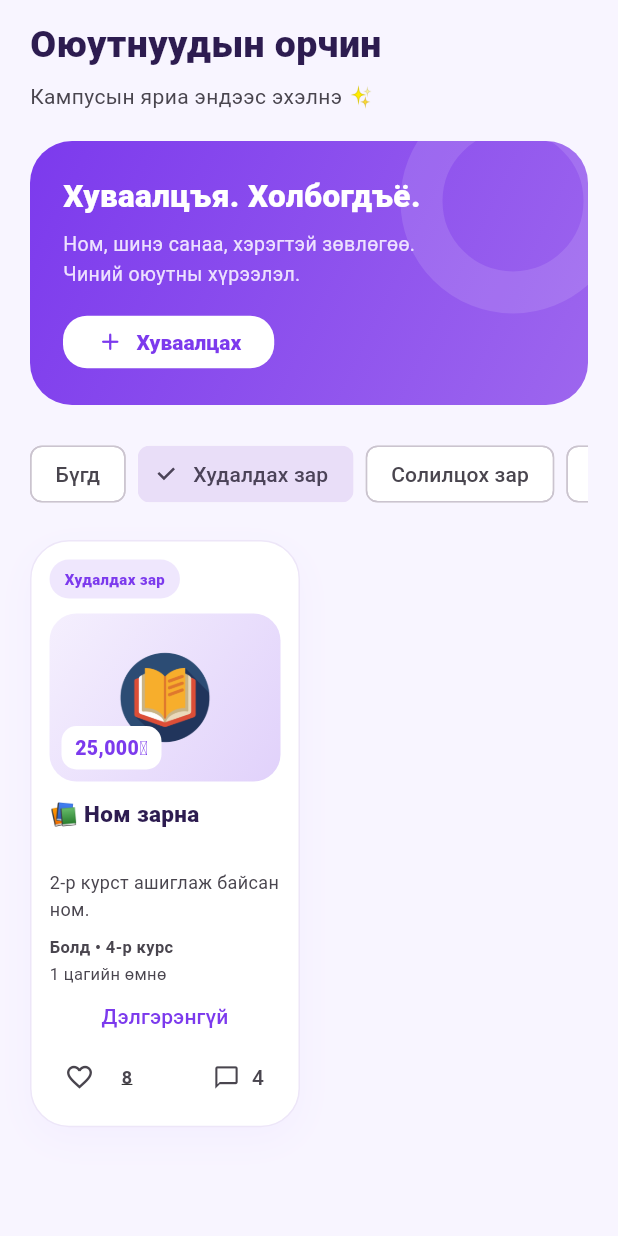
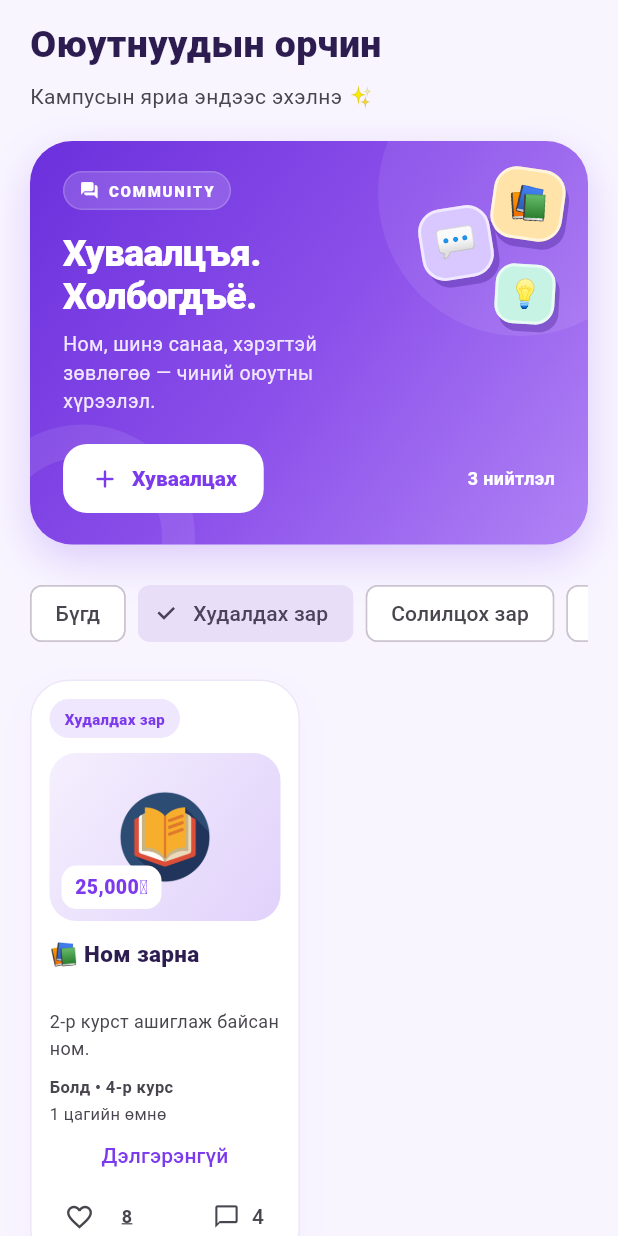
Before and after one commit to Gundegmaaa/OyutniiMedeelelSoliltsohApp, a Flutter app: the CommunityScreen widget shown alone on an empty page, opened directly, after a tap on "Худалдах зар", on a phone screen of 412 x 824 dp. Run offline on Flutter 3.47's test engine with Material 3 defaults, Android fonts, the phone set to English and light mode, and no system bars; our stand-ins replace image_picker, shared_preferences; accounts and stored records are empty; network calls fail.

Commit message:
Redesign community banner and drop the own-course chip label
Co-Authored-By: Claude Fable 5.2 <noreply@anthropic.com>

```diff
--- a/frontend/lib/screens/community_screen.dart
+++ b/frontend/lib/screens/community_screen.dart
@@ -191,7 +191,10 @@ class CommunityScreenState extends State<CommunityScreen> {
           ),
         ),
         const SizedBox(height: 20),
-        _CommunityBanner(onCreate: createPost),
+        _CommunityBanner(
+          onCreate: createPost,
+          postCount: posts.where((p) => p.visibleTo(widget.userCourse)).length,
+        ),
         const SizedBox(height: 22),
         SingleChildScrollView(
           scrollDirection: Axis.horizontal,
@@ -267,8 +270,9 @@ class CommunityScreenState extends State<CommunityScreen> {
 }
 
 class _CommunityBanner extends StatelessWidget {
-  const _CommunityBanner({required this.onCreate});
+  const _CommunityBanner({required this.onCreate, required this.postCount});
   final VoidCallback onCreate;
+  final int postCount;
 
   @override
   Widget build(BuildContext context) => Container(
@@ -278,63 +282,228 @@ class _CommunityBanner extends StatelessWidget {
       gradient: const LinearGradient(
         begin: Alignment.topLeft,
         end: Alignment.bottomRight,
-        colors: [AppColors.purple, Color(0xFF9D66EE)],
+        colors: [Color(0xFF6B30DC), Color(0xFF8B4FEA), Color(0xFFB083F5)],
       ),
+      boxShadow: [
+        BoxShadow(
+          color: AppColors.purple.withValues(alpha: .22),
+          blurRadius: 24,
+          offset: const Offset(0, 10),
+        ),
+      ],
     ),
     child: Stack(
       children: [
+        // Soft shapes behind the content.
         Positioned(
-          right: -25,
-          top: -35,
+          right: -50,
+          top: -60,
+          child: Container(
+            width: 190,
+            height: 190,
+            decoration: BoxDecoration(
+              shape: BoxShape.circle,
+              color: Colors.white.withValues(alpha: .08),
+            ),
+          ),
+        ),
+        Positioned(
+          left: -40,
+          bottom: -70,
           child: Container(
             width: 150,
             height: 150,
             decoration: BoxDecoration(
               shape: BoxShape.circle,
               border: Border.all(
-                color: Colors.white.withValues(alpha: .12),
-                width: 28,
+                color: Colors.white.withValues(alpha: .09),
+                width: 22,
+              ),
+            ),
+          ),
+        ),
+        // What students share here: books, questions, ideas.
+        const Positioned(
+          right: 16,
+          top: 18,
+          child: ExcludeSemantics(
+            child: SizedBox(
+              width: 96,
+              height: 104,
+              child: Stack(
+                children: [
+                  Positioned(
+                    right: 0,
+                    top: 0,
+                    child: _BannerTile(
+                      symbol: '📚',
+                      angle: .14,
+                      color: Color(0xFFFFE3A8),
+                    ),
+                  ),
+                  Positioned(
+                    left: 0,
+                    top: 26,
+                    child: _BannerTile(
+                      symbol: '💬',
+                      angle: -.16,
+                      color: Color(0xFFD9C8FF),
+                    ),
+                  ),
+                  Positioned(
+                    right: 6,
+                    bottom: 0,
+                    child: _BannerTile(
+                      symbol: '💡',
+                      angle: .06,
+                      color: Color(0xFFC6F3E4),
+                      size: 40,
+                    ),
+                  ),
+                ],
               ),
             ),
           ),
         ),
         Padding(
-          padding: const EdgeInsets.all(22),
+          padding: const EdgeInsets.fromLTRB(22, 20, 22, 20),
           child: Column(
             crossAxisAlignment: CrossAxisAlignment.start,
             children: [
-              const Text(
-                'Хуваалцъя. Холбогдъё.',
+              Container(
+                padding: const EdgeInsets.symmetric(
+                  horizontal: 10,
+                  vertical: 5,
+                ),
+                decoration: BoxDecoration(
+                  color: Colors.white.withValues(alpha: .16),
+                  borderRadius: BorderRadius.circular(20),
+                  border: Border.all(
+                    color: Colors.white.withValues(alpha: .18),
+                  ),
+                ),
+                child: const Row(
+                  mainAxisSize: MainAxisSize.min,
+                  children: [
+                    Icon(Icons.forum_rounded, size: 13, color: Colors.white),
+                    SizedBox(width: 6),
+                    Text(
+                      'COMMUNITY',
                       style: TextStyle(
                         color: Colors.white,
-                  fontSize: 21,
+                        fontSize: 10,
                         fontWeight: FontWeight.w800,
+                        letterSpacing: 1.2,
                       ),
                     ),
-              const SizedBox(height: 7),
-              const Text(
-                'Ном, шинэ санаа, хэрэгтэй зөвлөгөө.\nЧиний оюутны хүрээлэл.',
+                  ],
+                ),
+              ),
+              const SizedBox(height: 14),
+              // Leaves room for the tiles on the right.
+              const Padding(
+                padding: EdgeInsets.only(right: 104),
+                child: Column(
+                  crossAxisAlignment: CrossAxisAlignment.start,
+                  children: [
+                    Text(
+                      'Хуваалцъя.\nХолбогдъё.',
                       style: TextStyle(
-                  color: Color(0xFFEDE1FF),
-                  height: 1.5,
+                        color: Colors.white,
+                        fontSize: 25,
+                        height: 1.15,
+                        letterSpacing: -.5,
+                        fontWeight: FontWeight.w900,
+                      ),
+                    ),
+                    SizedBox(height: 8),
+                    Text(
+                      'Ном, шинэ санаа, хэрэгтэй зөвлөгөө — чиний оюутны хүрээлэл.',
+                      style: TextStyle(
+                        color: Color(0xFFF1E8FF),
+                        height: 1.45,
                         fontSize: 13,
                       ),
                     ),
-              const SizedBox(height: 15),
+                  ],
+                ),
+              ),
+              const SizedBox(height: 18),
+              Row(
+                children: [
                   FilledButton.icon(
                     onPressed: onCreate,
                     style: FilledButton.styleFrom(
                       backgroundColor: Colors.white,
                       foregroundColor: AppColors.purple,
-                  visualDensity: VisualDensity.compact,
+                      padding: const EdgeInsets.symmetric(
+                        horizontal: 18,
+                        vertical: 13,
                       ),
-                icon: const Icon(Icons.add_rounded, size: 19),
+                      shape: RoundedRectangleBorder(
+                        borderRadius: BorderRadius.circular(16),
+                      ),
+                      textStyle: const TextStyle(
+                        fontSize: 14,
+                        fontWeight: FontWeight.w800,
+                      ),
+                    ),
+                    icon: const Icon(Icons.add_rounded, size: 20),
                     label: const Text('Хуваалцах'),
+                  ),
+                  const SizedBox(width: 12),
+                  Expanded(
+                    child: Text(
+                      '$postCount нийтлэл',
+                      maxLines: 1,
+                      overflow: TextOverflow.ellipsis,
+                      textAlign: TextAlign.end,
+                      style: const TextStyle(
+                        color: Colors.white,
+                        fontSize: 12,
+                        fontWeight: FontWeight.w700,
+                      ),
+                    ),
+                  ),
+                ],
               ),
             ],
           ),
         ),
       ],
+    ),
+  );
+}
+
+/// A small tilted emoji tile used as banner decoration.
+class _BannerTile extends StatelessWidget {
+  const _BannerTile({
+    required this.symbol,
+    required this.angle,
+    required this.color,
+    this.size = 48,
+  });
+  final String symbol;
+  final double angle;
+  final Color color;
+  final double size;
+
+  @override
+  Widget build(BuildContext context) => Transform.rotate(
+    angle: angle,
+    child: Container(
+      width: size,
+      height: size,
+      alignment: Alignment.center,
+      decoration: BoxDecoration(
+        color: color,
+        borderRadius: BorderRadius.circular(size * .32),
+        border: Border.all(color: Colors.white.withValues(alpha: .6), width: 2),
+        boxShadow: const [
+          BoxShadow(color: Color(0x553A1688), offset: Offset(3, 5)),
+        ],
+      ),
+      child: Text(symbol, style: TextStyle(fontSize: size * .46)),
     ),
   );
 }
@@ -1235,11 +1404,7 @@ class _PostComposerState extends State<_PostComposer> {
                 for (final course in postAudienceCourses)
                   FilterChip(
                     key: ValueKey('audience-$course'),
-                    label: Text(
-                      course == widget.userCourse
-                          ? '$course-р курс (миний)'
-                          : '$course-р курс',
-                    ),
+                    label: Text('$course-р курс'),
                     selected: audience.contains(course),
                     onSelected: (selected) => setState(
                       () => selected
```
Lines whose indentation alone changed are shown as unchanged.
